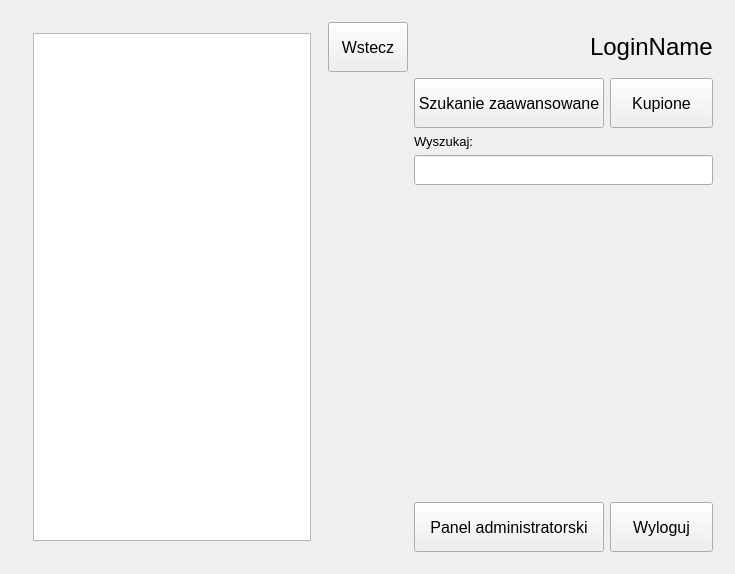
Old version of the form mainwindow.ui in the repository matmilcz/sizp_sql_project.
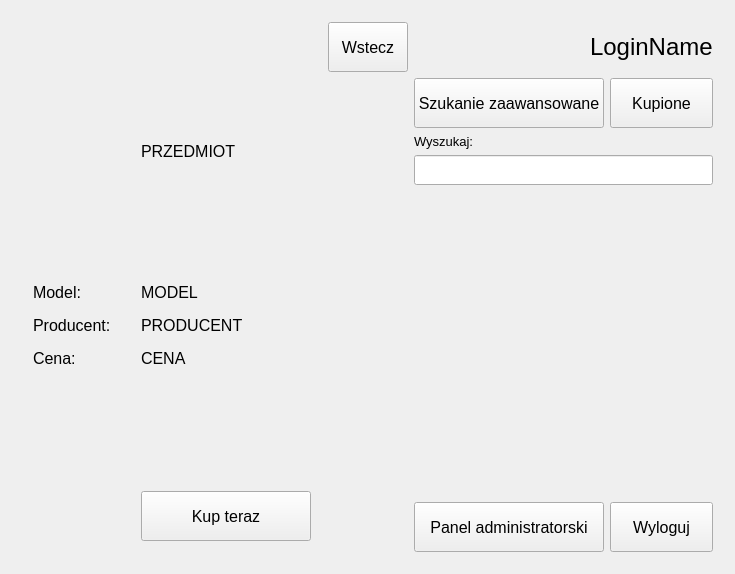
New version of the form. The open tabs and pages were chosen to show the change.

What changed in the file:
```diff
--- a/mainwindow.ui
+++ b/mainwindow.ui
@@ -266,7 +266,7 @@
         <item>
          <widget class="QStackedWidget" name="stackedWidget_2">
           <property name="currentIndex">
-           <number>2</number>
+           <number>3</number>
           </property>
           <widget class="QWidget" name="CategoryPage">
            <layout class="QHBoxLayout" name="horizontalLayout_3">
@@ -307,6 +307,12 @@
            <layout class="QHBoxLayout" name="horizontalLayout_7">
             <item>
              <widget class="QListWidget" name="ItemsListWidget">
+              <property name="minimumSize">
+               <size>
+                <width>0</width>
+                <height>50</height>
+               </size>
+              </property>
               <property name="font">
                <font>
                 <pointsize>12</pointsize>
@@ -316,6 +322,179 @@
             </item>
            </layout>
           </widget>
+          <widget class="QWidget" name="ItemPage">
+           <layout class="QVBoxLayout" name="verticalLayout_2">
+            <item>
+             <layout class="QFormLayout" name="formLayout">
+              <property name="labelAlignment">
+               <set>Qt::AlignLeading|Qt::AlignLeft|Qt::AlignVCenter</set>
+              </property>
+              <property name="formAlignment">
+               <set>Qt::AlignLeading|Qt::AlignLeft|Qt::AlignTop</set>
+              </property>
+              <property name="horizontalSpacing">
+               <number>30</number>
+              </property>
+              <property name="verticalSpacing">
+               <number>14</number>
+              </property>
+              <property name="leftMargin">
+               <number>0</number>
+              </property>
+              <property name="topMargin">
+               <number>0</number>
+              </property>
+              <item row="2" column="1">
+               <widget class="QLabel" name="ItemNameLabel">
+                <property name="minimumSize">
+                 <size>
+                  <width>0</width>
+                  <height>0</height>
+                 </size>
+                </property>
+                <property name="font">
+                 <font>
+                  <pointsize>12</pointsize>
+                 </font>
+                </property>
+                <property name="text">
+                 <string>PRZEDMIOT</string>
+                </property>
+               </widget>
+              </item>
+              <item row="3" column="1">
+               <spacer name="verticalSpacer_8">
+                <property name="orientation">
+                 <enum>Qt::Vertical</enum>
+                </property>
+                <property name="sizeHint" stdset="0">
+                 <size>
+                  <width>20</width>
+                  <height>40</height>
+                 </size>
+                </property>
+               </spacer>
+              </item>
+              <item row="4" column="0">
+               <widget class="QLabel" name="ModelLabelConst">
+                <property name="font">
+                 <font>
+                  <pointsize>12</pointsize>
+                 </font>
+                </property>
+                <property name="text">
+                 <string>Model:</string>
+                </property>
+               </widget>
+              </item>
+              <item row="4" column="1">
+               <widget class="QLabel" name="ModelLabel">
+                <property name="font">
+                 <font>
+                  <pointsize>12</pointsize>
+                 </font>
+                </property>
+                <property name="text">
+                 <string>MODEL</string>
+                </property>
+               </widget>
+              </item>
+              <item row="5" column="0">
+               <widget class="QLabel" name="ProducentLabelConst">
+                <property name="font">
+                 <font>
+                  <pointsize>12</pointsize>
+                 </font>
+                </property>
+                <property name="text">
+                 <string>Producent:</string>
+                </property>
+               </widget>
+              </item>
+              <item row="5" column="1">
+               <widget class="QLabel" name="ProducentLabel">
+                <property name="font">
+                 <font>
+                  <pointsize>12</pointsize>
+                 </font>
+                </property>
+                <property name="text">
+                 <string>PRODUCENT</string>
+                </property>
+               </widget>
+              </item>
+              <item row="6" column="0">
+               <widget class="QLabel" name="PriceLabelConst">
+                <property name="font">
+                 <font>
+                  <pointsize>12</pointsize>
+                 </font>
+                </property>
+                <property name="text">
+                 <string>Cena:</string>
+                </property>
+               </widget>
+              </item>
+              <item row="6" column="1">
+               <widget class="QLabel" name="PriceLabel">
+                <property name="font">
+                 <font>
+                  <pointsize>12</pointsize>
+                 </font>
+                </property>
+                <property name="text">
+                 <string>CENA</string>
+                </property>
+               </widget>
+              </item>
+              <item row="7" column="1">
+               <spacer name="verticalSpacer_5">
+                <property name="orientation">
+                 <enum>Qt::Vertical</enum>
+                </property>
+                <property name="sizeHint" stdset="0">
+                 <size>
+                  <width>20</width>
+                  <height>40</height>
+                 </size>
+                </property>
+               </spacer>
+              </item>
+              <item row="8" column="1">
+               <widget class="QPushButton" name="pushButton">
+                <property name="minimumSize">
+                 <size>
+                  <width>80</width>
+                  <height>50</height>
+                 </size>
+                </property>
+                <property name="font">
+                 <font>
+                  <pointsize>12</pointsize>
+                 </font>
+                </property>
+                <property name="text">
+                 <string>Kup teraz</string>
+                </property>
+               </widget>
+              </item>
+              <item row="1" column="1">
+               <spacer name="verticalSpacer_9">
+                <property name="orientation">
+                 <enum>Qt::Vertical</enum>
+                </property>
+                <property name="sizeHint" stdset="0">
+                 <size>
+                  <width>20</width>
+                  <height>40</height>
+                 </size>
+                </property>
+               </spacer>
+              </item>
+             </layout>
+            </item>
+           </layout>
+          </widget>
          </widget>
         </item>
         <item>
```
Left out of the diff: 2 changed lines with no effect on the pictures.
